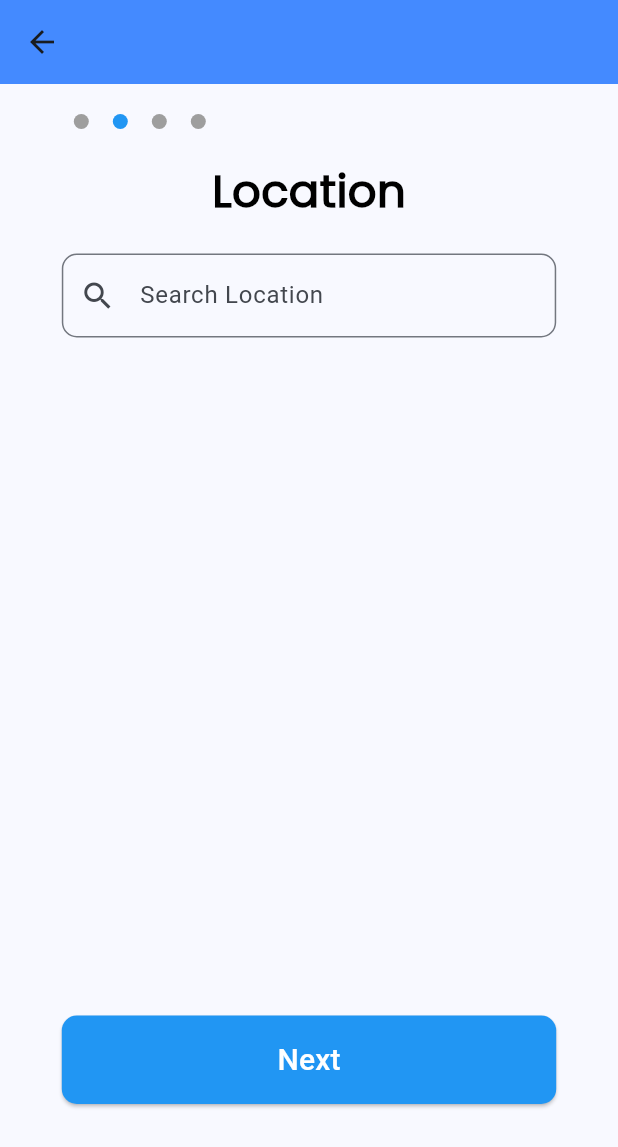
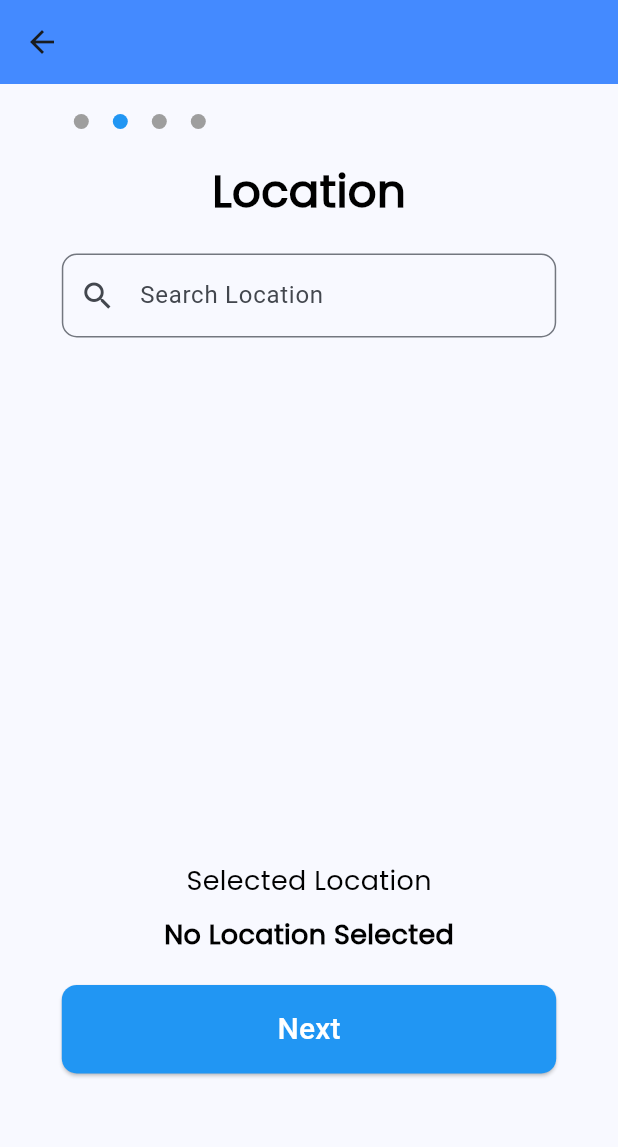
Before and after one commit to sachithradale/jobapp, a Flutter app: the CreateJob screen opened by its route, swiped to page 2, on a phone screen of 412 x 824 dp. Shown: the top 1147 px of the screen. Run offline on Flutter 3.47's test engine with Material 3 defaults, Android fonts, the phone set to English and light mode, and no system bars; our stand-ins replace dotted_border, file_picker, get, iconsax.

Commit message:
location search

```diff
--- a/lib/views/screens/createJob.dart
+++ b/lib/views/screens/createJob.dart
@@ -1,5 +1,6 @@
 import 'package:flutter/cupertino.dart';
 import 'package:flutter/material.dart';
+import 'package:flutter/services.dart';
 import 'package:flutter/widgets.dart';
 import 'package:jobapp/views/common/dropDown.dart';
 import 'package:jobapp/views/common/header.dart';
@@ -21,6 +22,26 @@ class _CreateJobState extends State<CreateJob> {
   List<String> jobType = ['Full Time','Part Time','Internship'];
   List<String> workplace = ['On-Site','Remote','Hybrid'];
 
+  List<String> locations=[
+    'CodeSpere- Colombo, Sri Lanka',
+    'Codegen- Colombo, Sri Lanka',
+    '99X Technology- Colombo, Sri Lanka',
+    'Virtusa- Colombo, Sri Lanka',
+    'IFS- Colombo, Sri Lanka',
+    'MillenniumIT- Colombo, Sri Lanka',
+    'SyscoLabs- Colombo, Sri Lanka',
+    'WSO2- Colombo, Sri Lanka',
+    'Zone24x7- Colombo, Sri Lanka',
+    'Pearson- Galle, Sri Lanka',
+    'Creative Software- Colombo, Sri Lanka',
+    'Ideal Group- Galle, Sri Lanka',
+    'LSEG- Colombo, Sri Lanka',
+    'Temenos - Colombo, Sri Lanka'
+  ];
+
+  List<String> filteredLocations = [];
+  String? _selectedLocation;
+
   final PageController _pageController = PageController();
   TextEditingController positionController = TextEditingController();
   TextEditingController searchController = TextEditingController();
@@ -28,6 +49,7 @@ class _CreateJobState extends State<CreateJob> {
   TextEditingController requirementsController = TextEditingController();
   TextEditingController responsibilitiesController = TextEditingController();
   TextEditingController aboutCompanyController = TextEditingController();
+  TextEditingController newLocationController = TextEditingController();
 
   String? _selectedIndustry;
   String? _selectedCategory;
@@ -144,7 +166,8 @@ class _CreateJobState extends State<CreateJob> {
                                   controller: searchController,
                                   onChanged: (value){
                                     setState(() {
-
+                                      filteredLocations = locations.where((element) => element.toLowerCase().contains(value.toLowerCase())).toList();
+                                      filteredLocations.add('Other Location');
                                     });
                                   },
                                   decoration: InputDecoration(
@@ -163,8 +186,41 @@ class _CreateJobState extends State<CreateJob> {
                             ),
                             SizedBox(height: 20,),
                             Container(
-                              height: MediaQuery.of(context).size.height * 0.5,
+                              height: MediaQuery.of(context).size.height * 0.4,
+                              width: MediaQuery.of(context).size.width * 0.8,
+                              child: ListView.builder(
+                                itemCount: filteredLocations.length,
+                                itemBuilder: (context, index){
+                                  return ListTile(
+                                    title: Row(
+                                        children:[
+                                          AppFonts.customizeText(filteredLocations[index], Colors.black, 18, FontWeight.bold),
+                                          Spacer(),
+                                          IconButton(
+                                              onPressed: (){
+                                                filteredLocations[index]== 'Other Location'?setState(() {
+                                                  locationpopup(context, 'Other Location');
+                                                }):
+                                                setState(() {
+                                                  _selectedLocation = filteredLocations[index];
+                                                });
+                                              },
+                                              icon: Icon(Icons.add)
+                                          )
+                                        ]
+                                        ),
+                                    onTap: (){
+                                      setState(() {
+                                        searchController.text = filteredLocations[index];
+                                      });
+                                    },
+                                  );
+                                },
+                              ),
                             ),
+                            AppFonts.subtitle('Selected Location', Colors.black),
+                            SizedBox(height: 10,),
+                            AppFonts.customizeText(_selectedLocation!=null?_selectedLocation!:'No Location Selected', Colors.black, 18, FontWeight.bold),
                             SizedBox(height: 20,),
                             Button.formButtton('Next',
                                     () =>{
@@ -315,4 +371,49 @@ class _CreateJobState extends State<CreateJob> {
         )
     );
   }
+
+  void locationpopup(BuildContext context, String s) {
+    showDialog(
+        context: context,
+        builder: (BuildContext context){
+          return AlertDialog(
+            title: AppFonts.customizeText('Location', Colors.black, 18, FontWeight.bold),
+            content: Container(
+              width: MediaQuery.of(context).size.width * 0.6,
+              height: MediaQuery.of(context).size.height * 0.2,
+              child: Column(
+                mainAxisAlignment: MainAxisAlignment.spaceAround,
+                children: [
+                  TextFormField(
+                    controller: newLocationController,
+                    decoration: InputDecoration(
+                      prefixIcon: Icon(Icons.search),
+                      hintText: 'Enter location',
+                      focusedBorder: OutlineInputBorder(
+                        borderSide: BorderSide(color: Colors.grey, width: 2.0),
+                        borderRadius: BorderRadius.circular(10),
+                      ),
+                      border: OutlineInputBorder(
+                        borderSide: BorderSide(color: Colors.grey, width: 2.0),
+                        borderRadius: BorderRadius.circular(10),
+                      ),
+                    ),
+                  ),
+                  SizedBox(height: 20),
+                  Button.formButtton('Add',
+                          () =>{
+                            setState(() {
+                              locations.add(newLocationController.text);
+                              filteredLocations.add(newLocationController.text);
+                              _selectedLocation = newLocationController.text;
+                            }),
+                            Navigator.pop(context)
+                          }, MediaQuery.of(context).size.width * 0.6),
+                ],
+              ),
+            ),
+          );
+        }
+    );
+  }
 }
```
